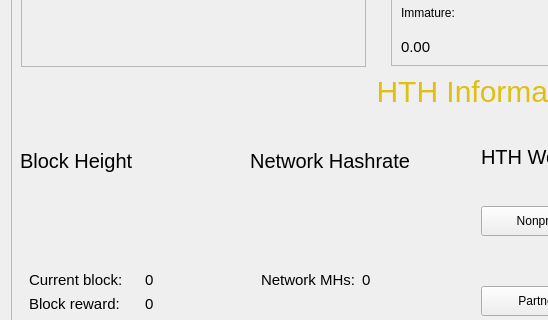
This is src/qt/forms/overviewpage.ui in HTHcoin/helpthehomelesscoin as Qt 5 draws it before an edit; both pictures show x 0 to 548 and y 155 to 475 of the 1000 by 702 pixel window. The edited form follows.
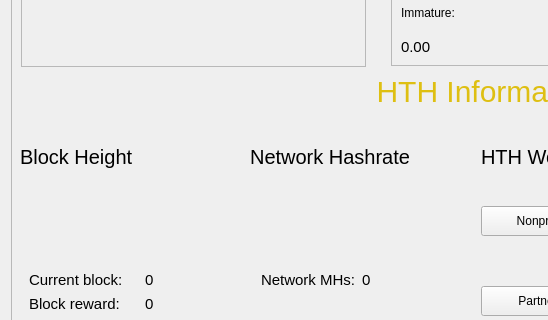
This is the edited form.

```diff
--- a/src/qt/forms/overviewpage.ui
+++ b/src/qt/forms/overviewpage.ui
@@ -44,9 +44,9 @@
       <property name="geometry">
        <rect>
         <x>0</x>
-        <y>270</y>
+        <y>260</y>
         <width>451</width>
-        <height>261</height>
+        <height>271</height>
        </rect>
       </property>
       <property name="styleSheet">
@@ -73,7 +73,7 @@
          <property name="sizeHint" stdset="0">
           <size>
            <width>20</width>
-           <height>2</height>
+           <height>8</height>
           </size>
          </property>
         </spacer>
@@ -134,7 +134,7 @@
          <property name="sizeHint" stdset="0">
           <size>
            <width>0</width>
-           <height>70</height>
+           <height>75</height>
           </size>
          </property>
         </spacer>
```
